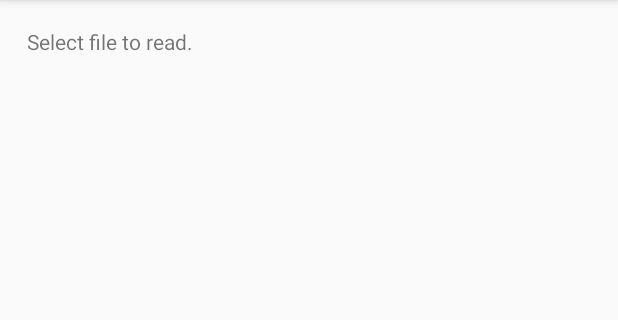
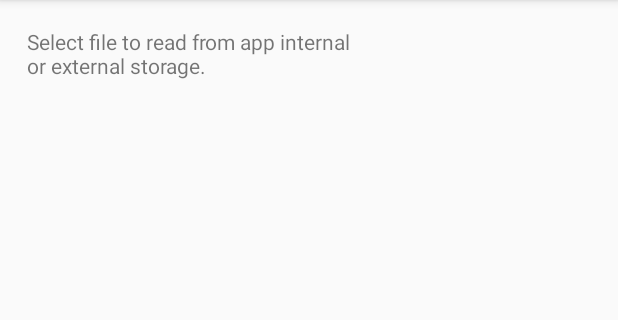
Before and after one commit to proenix/us2pum, an Android app: the FileChooser screen opened directly, with no data from a screen before it, on a phone screen of 412 x 824 dp, the part 84-404 px from its top. Run offline under Robolectric (Android 15) with nearby library versions, the light colour scheme and no system bars; 1 statement that could not run was skipped.

Commit message:
Change from internal/external app storage.

```diff
--- a/lab4readaloud/app/src/main/java/pl/proenix/android/us2pum/lab4readaloud/FileChooser.java
+++ b/lab4readaloud/app/src/main/java/pl/proenix/android/us2pum/lab4readaloud/FileChooser.java
@@ -8,20 +8,22 @@ import android.os.Environment;
 import android.util.Log;
 import android.view.View;
 import android.widget.Button;
+import android.widget.CheckBox;
+import android.widget.CompoundButton;
 import android.widget.LinearLayout;
-import android.widget.ScrollView;
 import android.widget.TextView;
 import android.widget.Toast;
 
 import java.io.File;
+import java.util.Objects;
 
 public class FileChooser extends AppCompatActivity {
 
     private LinearLayout llFileChooser;
-    private TextView textViewCurentPath;
+    private TextView textViewCurrentPath;
     private File currentDir;
     private File[] currentDirFiles;
-    private String lastDirOpenPath;
+    private String lastDirOpenPath = getFilesDir().getAbsolutePath();
 
     private Button back;
 
@@ -31,7 +33,28 @@ public class FileChooser extends AppCompatActivity {
         setContentView(R.layout.activity_file_chooser);
 
         llFileChooser = findViewById(R.id.llFileChooser);
-        textViewCurentPath = findViewById(R.id.textViewCurrentPath);
+        textViewCurrentPath = findViewById(R.id.textViewCurrentPath);
+        CheckBox checkBoxToggleExternal = findViewById(R.id.checkBoxToggleExternal);
+        if (isExternalStorageAvailable()) {
+            checkBoxToggleExternal.setVisibility(View.VISIBLE);
+        }
+
+        checkBoxToggleExternal.setOnCheckedChangeListener(new CompoundButton.OnCheckedChangeListener() {
+            @Override
+            public void onCheckedChanged(CompoundButton buttonView, boolean isChecked) {
+                // Reset opened dir on checked change.
+                if (isChecked && isExternalStorageAvailable()) {
+                    try {
+                        lastDirOpenPath = Objects.requireNonNull(getExternalFilesDir(null)).getAbsolutePath();
+                    } catch (NullPointerException e) {
+                        lastDirOpenPath = getFilesDir().getAbsolutePath();
+                    }
+                } else {
+                    lastDirOpenPath = getFilesDir().getAbsolutePath();
+                }
+                refreshView(lastDirOpenPath);
+            }
+        });
 
         // Get lastDirOpenPath from MainActivity
         Intent intent = getIntent();
@@ -42,6 +65,14 @@ public class FileChooser extends AppCompatActivity {
     }
 
     /**
+     * Check if external app storage is available.
+     * @return True if external app storage is available.
+     */
+    private boolean isExternalStorageAvailable() {
+        return (Environment.getExternalStorageState().equals(Environment.MEDIA_MOUNTED)) || (Environment.getExternalStorageState().equals(Environment.MEDIA_MOUNTED_READ_ONLY));
+    }
+
+    /**
      * Prepare items on scrollView.
      * @param selectedDir Absolute path to directory that is to be displayed.
      */
@@ -49,7 +80,7 @@ public class FileChooser extends AppCompatActivity {
         // TODO: 18/04/2020 Add switcher between external and internal storage.
         try {
             llFileChooser.removeAllViews();
-            textViewCurentPath.setText(lastDirOpenPath);
+            textViewCurrentPath.setText(lastDirOpenPath);
 
             currentDir = new File(selectedDir);
             currentDirFiles = currentDir.listFiles();
--- a/lab4readaloud/app/src/main/res/layout/activity_file_chooser.xml
+++ b/lab4readaloud/app/src/main/res/layout/activity_file_chooser.xml
@@ -19,18 +19,35 @@
         app:layout_constraintStart_toStartOf="parent"
         app:layout_constraintTop_toTopOf="parent">
 
-        <TextView
-            android:id="@+id/textView3"
+        <LinearLayout
             android:layout_width="match_parent"
             android:layout_height="wrap_content"
-            android:layout_margin="10dip"
-            android:text="Select file to read." />
+            android:orientation="horizontal">
+
+            <TextView
+                android:id="@+id/textView3"
+                android:layout_width="wrap_content"
+                android:layout_height="wrap_content"
+                android:layout_margin="10dip"
+                android:layout_weight="0.5"
+                android:text="@string/select_file_to_read_from_app_internal_or_external_storage" />
+
+            <CheckBox
+                android:id="@+id/checkBoxToggleExternal"
+                android:layout_width="wrap_content"
+                android:layout_height="wrap_content"
+                android:layout_gravity="center|clip_vertical"
+                android:layout_weight="0.5"
+                android:clickable="false"
+                android:text="@string/external_storage"
+                android:visibility="invisible" />
+        </LinearLayout>
 
         <TextView
             android:id="@+id/textViewCurrentPath"
             android:layout_width="match_parent"
             android:layout_height="wrap_content"
-            android:text="?" />
+            android:text="@string/blank" />
 
         <ScrollView
             android:layout_width="match_parent"
--- a/lab4readaloud/app/src/main/res/values/strings.xml
+++ b/lab4readaloud/app/src/main/res/values/strings.xml
@@ -13,4 +13,7 @@
     <string name="error_tts_lang_not_supported">Text To Speech language not supported or package missing.</string>
     <string name="open_from_asaf">Open from ASAF</string>
     <string name="error_could_not_load_text_from_selected_file">Error, could not load text from selected file.</string>
+    <string name="blank" />
+    <string name="external_storage">External Storage</string>
+    <string name="select_file_to_read_from_app_internal_or_external_storage">Select file to read from app internal\nor external storage.</string>
 </resources>
```
Also changed, not shown: lab4readaloud/app/src/main/java/pl/proenix/android/us2pum/lab4readaloud/MainActivity.java (+4 -13 lines).
